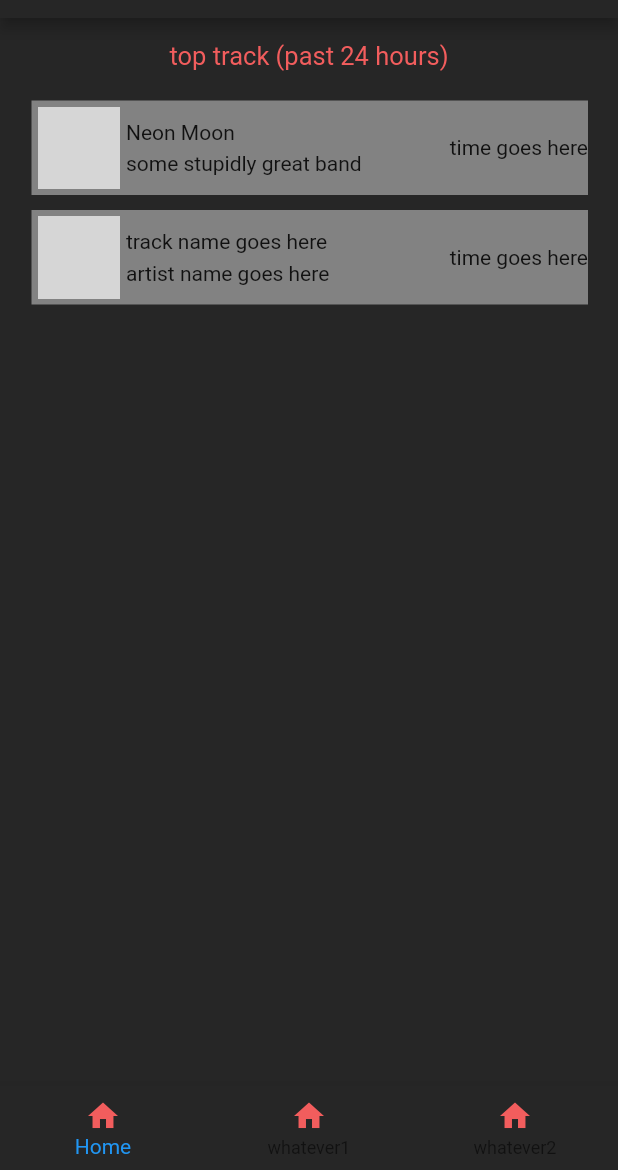
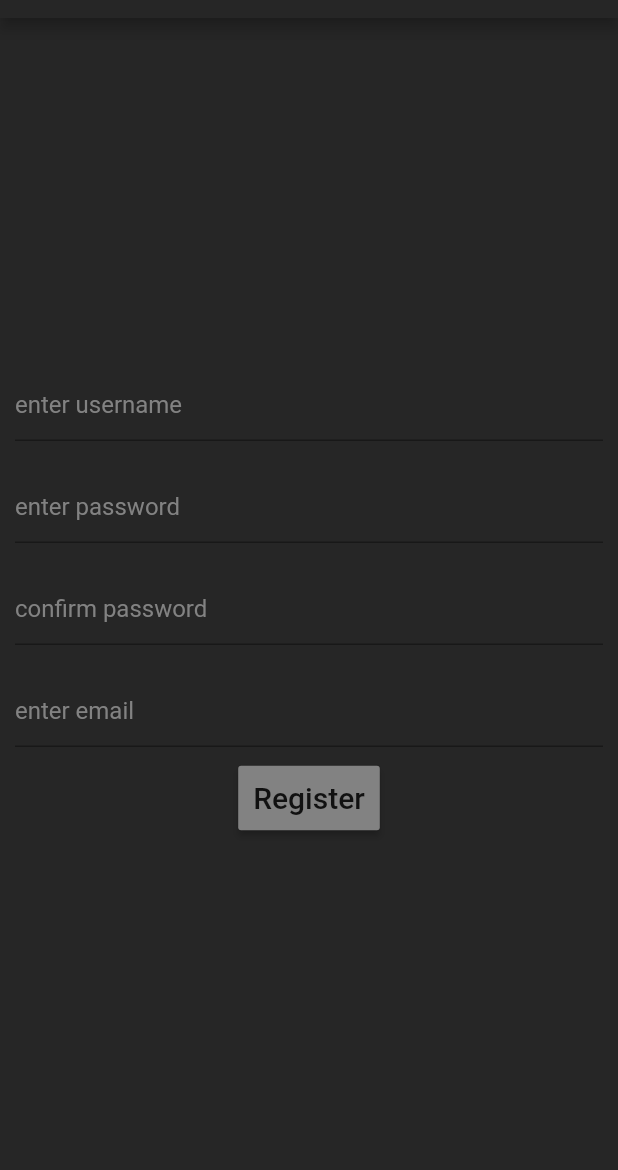
Before and after one commit to mahmoodsheikh36/trackify_android, a Flutter app: the screen it shows after launch, on a phone screen of 412 x 824 dp, the part 66-1236 px from its top. Run offline on Flutter 3.47's test engine with Material 2 defaults, Android fonts, the phone set to English and light mode, and no system bars; our stand-ins replace flutter_secure_storage; grey boxes are pictures that could not be loaded.

Commit message:
initial code, initial classes, initial widgets, part of login and register widgets is done, api initial code etc..

```diff
--- /dev/null
+++ b/lib/api.dart
@@ -0,0 +1,131 @@
+import 'dart:convert';
+
+import 'package:flutter_secure_storage/flutter_secure_storage.dart';
+import 'package:http/http.dart' as http;
+
+String validatePasswordInput(String password) {
+  if (password.isEmpty)
+    return 'password cant be empty';
+  if (password.length > 93)
+    return 'password too long';
+  return null;
+}
+
+String validateUsernameInput(String username) {
+  if (username.isEmpty)
+    return 'username cant be empty';
+  if (username.length > 29) {
+    return 'username too long';
+  }
+  return null;
+}
+
+class Track {
+  String id;
+  String name;
+  List<Artist> artists;
+  Album album;
+  Track(this.id, this.name, this.artists, this.album);
+  static Track fromJson(Map<String, dynamic> jsonMap) {
+    return Track(jsonMap['id'], jsonMap['name'], null, null);
+  }
+}
+
+class Artist {
+  String id;
+  String name;
+  Artist(this.id, this.name);
+  static Artist fromJson(Map<String, dynamic> jsonMap) {
+    return Artist(jsonMap['id'], jsonMap['name']);
+  }
+}
+
+class Album {
+  String id;
+  String name;
+  List<Artist> artists;
+  Album(this.id, this.name, this.artists);
+  static Album fromJson(Map<String, dynamic> jsonMap) {
+    return Album(jsonMap['id'], jsonMap['name'], null);
+  }
+}
+
+class Play {
+  String id;
+  Track track;
+  DateTime date;
+  Play(this.id, this.track, this.date);
+  static Play fromJson(Map<String, dynamic> jsonMap) {
+    return Play(jsonMap['id'], Track.fromJson(jsonMap['track']), jsonMap['date']);
+  }
+}
+
+class APIClient {
+  FlutterSecureStorage secureStorage;
+  String accessToken, refreshToken;
+  int accessTokenExpiryTime;
+  APIClient() {
+    this.secureStorage = new FlutterSecureStorage();
+  }
+
+  Future<void> init() async {
+    Map<String, String> accessValues = await secureStorage.readAll();
+    String accessToken = accessValues['access_token'];
+    if (accessToken != null) {
+      this.accessToken = accessToken;
+      this.refreshToken = accessValues['refresh_token'];
+      this.accessTokenExpiryTime = int.parse(accessValues['expiry_time']);
+    }
+  }
+
+  void fetchNewAccessTokenIfNeeded() {
+    if (this.accessTokenExpiryTime < DateTime.now().millisecondsSinceEpoch) {
+      this.fetchAccessToken();
+    } else if (this.refreshToken == null) {
+    }
+  }
+
+  Future<List<Play>> fetchHistory() async {
+    http.Response r = await http.get('https://trackifyapp.net/api/history', headers: {
+      'Authorization': 'Bearer $this.access_token'
+    });
+    List<Play> plays = [];
+    List<dynamic> playsJson = json.decode(r.body);
+    for (dynamic playJson in playsJson) {
+      plays.add(Play.fromJson(playJson));
+    }
+    return plays;
+  }
+
+  void fetchAccessToken() async {
+    /* fetch it here */
+    this.accessTokenExpiryTime =
+      new DateTime.now().millisecondsSinceEpoch + 30 * 60 * 1000;
+  }
+
+  Future<bool> authenticate(String username, String password) async {
+    return await this.fetchRefreshToken(username, password);
+  }
+
+  Future<bool> fetchRefreshToken(String username, String password) async {
+    http.Response r = await http.post("https://trackifyapp.net/api/login", body: {
+      'username': username,
+      'password': password
+    });
+    Map<String, dynamic> rJson =  json.decode(r.body)['refresh_token'];
+    if (!rJson.containsKey('refresh_token')) {
+      return false;
+    }
+    String accessToken = rJson['access_token'];
+    String refreshToken = rJson['refresh_token'];
+    int expiryTime = DateTime.now().millisecondsSinceEpoch + 30 * 60 * 1000;
+    this.accessToken = accessToken;
+    this.refreshToken = refreshToken;
+    this.accessTokenExpiryTime = expiryTime;
+    return true;
+  }
+
+  bool isAuthDone() {
+    return this.accessToken != null;
+  }
+}
--- a/lib/main.dart
+++ b/lib/main.dart
@@ -1,6 +1,8 @@
 import 'package:flutter/cupertino.dart';
 import 'package:flutter/material.dart';
+import 'package:trackify_android/api.dart';
 import 'package:trackify_android/colors.dart';
+import 'package:trackify_android/widgets.dart';
 
 void main() => runApp(TrackifyApp());
 
@@ -49,6 +51,8 @@ class MusicEntryWidget extends StatelessWidget {
 }
 
 class TrackifyApp extends StatelessWidget {
+  APIClient client = APIClient();
+
   @override
   Widget build(BuildContext context) {
     return MaterialApp(
@@ -60,8 +64,13 @@ class TrackifyApp extends StatelessWidget {
           ),
         ),
       ),
-      title: 'hey',
-      home: Scaffold(
+      home: FutureBuilder<bool>(
+        future: () async { await this.client.init(); return true; } (),
+        builder: (BuildContext context, AsyncSnapshot<bool> snapshot) {
+          print(snapshot);
+          if (snapshot.hasData) {
+            if (this.client.isAuthDone()) {
+              return Scaffold(
                 backgroundColor: bgColor,
                 bottomNavigationBar: BottomNavigationBar(
                   backgroundColor: bgColor,
@@ -71,12 +80,12 @@ class TrackifyApp extends StatelessWidget {
                       title: Text('Home', style: highlightedTextStyle,)
                     ),
                     BottomNavigationBarItem(
-              icon: Icon(Icons.home, color: highlightedTextColor ,),
-              title: Text('whatever1', style: highlightedTextStyle,)
+                      icon: Icon(Icons.history, color: highlightedTextColor ,),
+                      title: Text('History', style: highlightedTextStyle,)
                     ),
                     BottomNavigationBarItem(
-              icon: Icon(Icons.home, color: highlightedTextColor ,),
-              title: Text('whatever2', style: highlightedTextStyle,)
+                      icon: Icon(Icons.toc, color: highlightedTextColor ,),
+                      title: Text('Leaderboard', style: highlightedTextStyle,)
                     )
                   ],
                 ),
@@ -101,6 +110,21 @@ class TrackifyApp extends StatelessWidget {
                         'artist name goes here'),
                   ],
                 ),
+              );
+            } else {
+              return Scaffold(
+                backgroundColor: bgColor,
+                appBar: AppBar(title: Text('Trackify')),
+                body: RegisterWidget(),
+              );
+            }
+          } else {
+            return Scaffold(
+              backgroundColor: bgColor,
+              body: Center(child: CircularProgressIndicator()),
+            );
+          }
+        },
       ),
     );
   }
--- a/lib/music.dart
+++ /dev/null
@@ -1,12 +0,0 @@
-class Artist {
-  String id;
-  String name;
-  Artist(this.id, this.name);
-}
-
-class Track {
-  String id;
-  String name;
-  List<Artist> artists;
-  Track(this.id, this.name, this.artists);
-}
--- /dev/null
+++ b/lib/widgets.dart
@@ -0,0 +1,112 @@
+import 'package:flutter/material.dart';
+import 'package:trackify_android/colors.dart';
+import 'package:trackify_android/api.dart';
+
+class FormTextField extends StatelessWidget {
+  final String hintText;
+  final FormFieldValidator<String> validator;
+
+  FormTextField(this.hintText, this.validator);
+
+  @override
+  Widget build(BuildContext context) {
+    return Padding(
+      padding: EdgeInsets.all(10),
+      child: TextFormField(
+        validator: this.validator,
+        decoration: InputDecoration(
+          hintText: hintText,
+          hintStyle: TextStyle(color: dimmerBgColor),
+          focusedBorder: OutlineInputBorder(
+            borderRadius: BorderRadius.all(Radius.circular(5.0)),
+            borderSide: BorderSide(color: highlightedTextColor)),
+        ),
+      ),
+    );
+  }
+}
+
+class FormButton extends StatelessWidget {
+  final String text;
+  final VoidCallback onPressed;
+
+  FormButton(this.text, this.onPressed);
+
+  Widget build(BuildContext context) {
+    return MaterialButton(
+      onPressed: this.onPressed,
+      padding: EdgeInsets.all(10.0),
+      child: Text(
+        this.text,
+        style: TextStyle(fontSize: 20)
+      ),
+      color: dimmerBgColor,
+      splashColor: highlightedTextColor,
+    );
+  }
+}
+
+class LoginWidget extends StatefulWidget {
+  @override
+  State<StatefulWidget> createState() {
+    return LoginWidgetState();
+  }
+}
+
+class LoginWidgetState extends State<LoginWidget> {
+
+  final _formKey = GlobalKey<FormState>();
+
+  @override
+  Widget build(BuildContext context) {
+    return Scaffold(
+      backgroundColor: bgColor,
+      body: Column(
+        mainAxisAlignment: MainAxisAlignment.center,
+        children: <Widget>[
+          FormTextField('enter username', validateUsernameInput),
+          FormTextField('enter password', validatePasswordInput),
+          FormButton('Login', () { print('login...'); }),
+        ],
+      ),
+    );
+  }
+}
+
+class RegisterWidget extends StatefulWidget {
+  @override
+  State<StatefulWidget> createState() {
+    return RegisterWidgetState();
+  }
+}
+
+class RegisterWidgetState extends State<RegisterWidget> {
+
+  final _formKey = GlobalKey<FormState>();
+
+  @override
+  Widget build(BuildContext context) {
+    return Form(
+      key: _formKey,
+      child: Scaffold(
+        backgroundColor: bgColor,
+        body: Column(
+          mainAxisAlignment: MainAxisAlignment.center,
+          children: <Widget>[
+            FormTextField('enter username', validateUsernameInput),
+            FormTextField('enter password', validatePasswordInput),
+            FormTextField('confirm password', validatePasswordInput),
+            FormTextField('enter email', (value) {return null;}),
+            FormButton('Register', () {
+              if (_formKey.currentState.validate()) {
+                Scaffold.of(context).showSnackBar(
+                  SnackBar(content: Text('communicating with server..'))
+                );
+              }
+            }),
+          ],
+        ),
+      ),
+    );
+  }
+}
--- a/pubspec.yaml
+++ b/pubspec.yaml
@@ -1,5 +1,5 @@
 name: trackify_android
-description: A new Flutter project.
+description: Trackify's Android app
 
 # The following defines the version and build number for your application.
 # A version number is three numbers separated by dots, like 1.2.43
@@ -17,6 +17,8 @@ environment:
   sdk: ">=2.1.0 <3.0.0"
 
 dependencies:
+  flutter_secure_storage:
+  http:
   flutter:
     sdk: flutter
 
```
Also changed, not shown: lib/auth.dart (added), pubspec.lock, 1 other file. Lines whose indentation alone changed are shown as unchanged.
